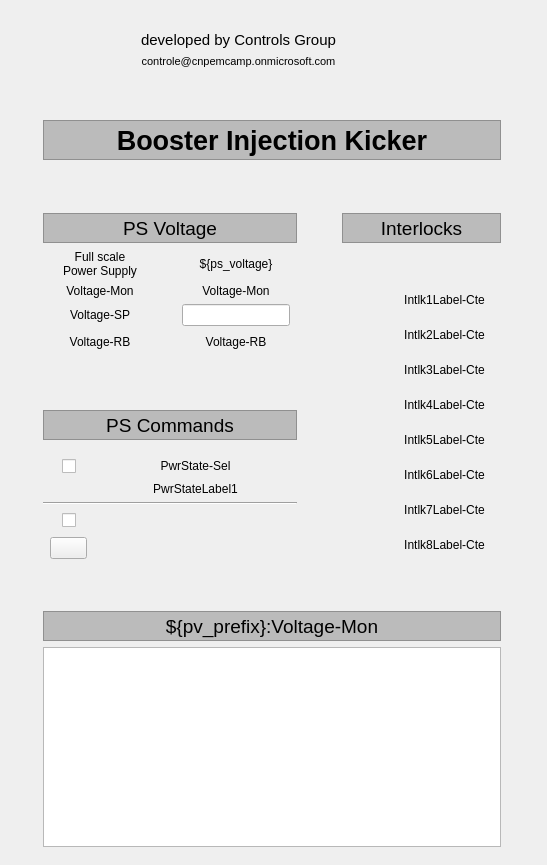
This is software/pydm/displays/kicker.ui in lnls-sirius/SPIxCONV as Qt 5 draws it before an edit. The edited form follows.
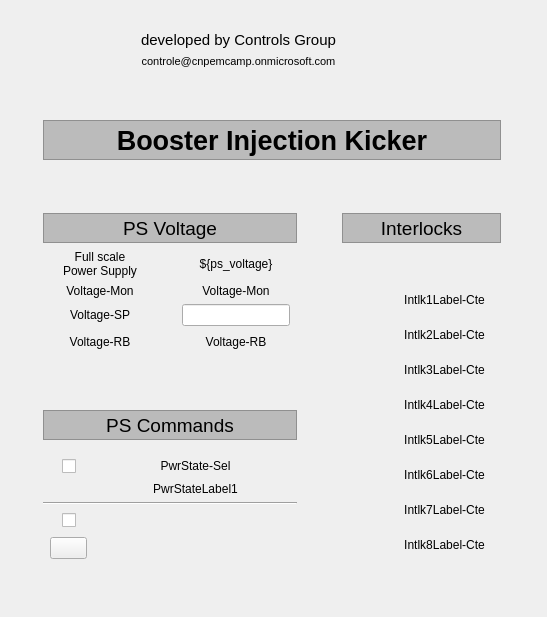
This is the edited form. Icons and pictures are not drawn. Custom widgets are drawn as their Qt base class.

Commit message: graphs for Voltage-Mon deleted

Patch:
```diff
--- a/software/pydm/displays/kicker.ui
+++ b/software/pydm/displays/kicker.ui
@@ -7,7 +7,7 @@
     <x>0</x>
     <y>0</y>
     <width>547</width>
-    <height>865</height>
+    <height>617</height>
    </rect>
   </property>
   <property name="windowTitle">
@@ -19,7 +19,7 @@
      <x>10</x>
      <y>20</y>
      <width>524</width>
-     <height>827</height>
+     <height>585</height>
     </rect>
    </property>
    <layout class="QGridLayout" name="gridLayout_5">
@@ -1865,455 +1865,6 @@
       </item>
      </layout>
     </item>
-    <item row="8" column="1" colspan="3">
-     <widget class="QLabel" name="label_314">
-      <property name="minimumSize">
-       <size>
-        <width>0</width>
-        <height>30</height>
-       </size>
-      </property>
-      <property name="maximumSize">
-       <size>
-        <width>16777215</width>
-        <height>30</height>
-       </size>
-      </property>
-      <property name="palette">
-       <palette>
-        <active>
-         <colorrole role="WindowText">
-          <brush brushstyle="SolidPattern">
-           <color alpha="255">
-            <red>0</red>
-            <green>0</green>
-            <blue>0</blue>
-           </color>
-          </brush>
-         </colorrole>
-         <colorrole role="Button">
-          <brush brushstyle="SolidPattern">
-           <color alpha="255">
-            <red>187</red>
-            <green>187</green>
-            <blue>187</blue>
-           </color>
-          </brush>
-         </colorrole>
-         <colorrole role="Light">
-          <brush brushstyle="SolidPattern">
-           <color alpha="255">
-            <red>255</red>
-            <green>255</green>
-            <blue>255</blue>
-           </color>
-          </brush>
-         </colorrole>
-         <colorrole role="Midlight">
-          <brush brushstyle="SolidPattern">
-           <color alpha="255">
-            <red>221</red>
-            <green>221</green>
-            <blue>221</blue>
-           </color>
-          </brush>
-         </colorrole>
-         <colorrole role="Dark">
-          <brush brushstyle="SolidPattern">
-           <color alpha="255">
-            <red>93</red>
-            <green>93</green>
-            <blue>93</blue>
-           </color>
-          </brush>
-         </colorrole>
-         <colorrole role="Mid">
-          <brush brushstyle="SolidPattern">
-           <color alpha="255">
-            <red>125</red>
-            <green>125</green>
-            <blue>125</blue>
-           </color>
-          </brush>
-         </colorrole>
-         <colorrole role="Text">
-          <brush brushstyle="SolidPattern">
-           <color alpha="255">
-            <red>0</red>
-            <green>0</green>
-            <blue>0</blue>
-           </color>
-          </brush>
-         </colorrole>
-         <colorrole role="BrightText">
-          <brush brushstyle="SolidPattern">
-           <color alpha="255">
-            <red>255</red>
-            <green>255</green>
-            <blue>255</blue>
-           </color>
-          </brush>
-         </colorrole>
-         <colorrole role="ButtonText">
-          <brush brushstyle="SolidPattern">
-           <color alpha="255">
-            <red>0</red>
-            <green>0</green>
-            <blue>0</blue>
-           </color>
-          </brush>
-         </colorrole>
-         <colorrole role="Base">
-          <brush brushstyle="SolidPattern">
-           <color alpha="255">
-            <red>255</red>
-            <green>255</green>
-            <blue>255</blue>
-           </color>
-          </brush>
-         </colorrole>
-         <colorrole role="Window">
-          <brush brushstyle="SolidPattern">
-           <color alpha="255">
-            <red>187</red>
-            <green>187</green>
-            <blue>187</blue>
-           </color>
-          </brush>
-         </colorrole>
-         <colorrole role="Shadow">
-          <brush brushstyle="SolidPattern">
-           <color alpha="255">
-            <red>0</red>
-            <green>0</green>
-            <blue>0</blue>
-           </color>
-          </brush>
-         </colorrole>
-         <colorrole role="AlternateBase">
-          <brush brushstyle="SolidPattern">
-           <color alpha="255">
-            <red>221</red>
-            <green>221</green>
-            <blue>221</blue>
-           </color>
-          </brush>
-         </colorrole>
-         <colorrole role="ToolTipBase">
-          <brush brushstyle="SolidPattern">
-           <color alpha="255">
-            <red>255</red>
-            <green>255</green>
-            <blue>220</blue>
-           </color>
-          </brush>
-         </colorrole>
-         <colorrole role="ToolTipText">
-          <brush brushstyle="SolidPattern">
-           <color alpha="255">
-            <red>0</red>
-            <green>0</green>
-            <blue>0</blue>
-           </color>
-          </brush>
-         </colorrole>
-        </active>
-        <inactive>
-         <colorrole role="WindowText">
-          <brush brushstyle="SolidPattern">
-           <color alpha="255">
-            <red>0</red>
-            <green>0</green>
-            <blue>0</blue>
-           </color>
-          </brush>
-         </colorrole>
-         <colorrole role="Button">
-          <brush brushstyle="SolidPattern">
-           <color alpha="255">
-            <red>187</red>
-            <green>187</green>
-            <blue>187</blue>
-           </color>
-          </brush>
-         </colorrole>
-         <colorrole role="Light">
-          <brush brushstyle="SolidPattern">
-           <color alpha="255">
-            <red>255</red>
-            <green>255</green>
-            <blue>255</blue>
-           </color>
-          </brush>
-         </colorrole>
-         <colorrole role="Midlight">
-          <brush brushstyle="SolidPattern">
-           <color alpha="255">
-            <red>221</red>
-            <green>221</green>
-            <blue>221</blue>
-           </color>
-          </brush>
-         </colorrole>
-         <colorrole role="Dark">
-          <brush brushstyle="SolidPattern">
-           <color alpha="255">
-            <red>93</red>
-            <green>93</green>
-            <blue>93</blue>
-           </color>
-          </brush>
-         </colorrole>
-         <colorrole role="Mid">
-          <brush brushstyle="SolidPattern">
-           <color alpha="255">
-            <red>125</red>
-            <green>125</green>
-            <blue>125</blue>
-           </color>
-          </brush>
-         </colorrole>
-         <colorrole role="Text">
-          <brush brushstyle="SolidPattern">
-           <color alpha="255">
-            <red>0</red>
-            <green>0</green>
-            <blue>0</blue>
-           </color>
-          </brush>
-         </colorrole>
-         <colorrole role="BrightText">
-          <brush brushstyle="SolidPattern">
-           <color alpha="255">
-            <red>255</red>
-            <green>255</green>
-            <blue>255</blue>
-           </color>
-          </brush>
-         </colorrole>
-         <colorrole role="ButtonText">
-          <brush brushstyle="SolidPattern">
-           <color alpha="255">
-            <red>0</red>
-            <green>0</green>
-            <blue>0</blue>
-           </color>
-          </brush>
-         </colorrole>
-         <colorrole role="Base">
-          <brush brushstyle="SolidPattern">
-           <color alpha="255">
-            <red>255</red>
-            <green>255</green>
-            <blue>255</blue>
-           </color>
-          </brush>
-         </colorrole>
-         <colorrole role="Window">
-          <brush brushstyle="SolidPattern">
-           <color alpha="255">
-            <red>187</red>
-            <green>187</green>
-            <blue>187</blue>
-           </color>
-          </brush>
-         </colorrole>
-         <colorrole role="Shadow">
-          <brush brushstyle="SolidPattern">
-           <color alpha="255">
-            <red>0</red>
-            <green>0</green>
-            <blue>0</blue>
-           </color>
-          </brush>
-         </colorrole>
-         <colorrole role="AlternateBase">
-          <brush brushstyle="SolidPattern">
-           <color alpha="255">
-            <red>221</red>
-            <green>221</green>
-            <blue>221</blue>
-           </color>
-          </brush>
-         </colorrole>
-         <colorrole role="ToolTipBase">
-          <brush brushstyle="SolidPattern">
-           <color alpha="255">
-            <red>255</red>
-            <green>255</green>
-            <blue>220</blue>
-           </color>
-          </brush>
-         </colorrole>
-         <colorrole role="ToolTipText">
-          <brush brushstyle="SolidPattern">
-           <color alpha="255">
-            <red>0</red>
-            <green>0</green>
-            <blue>0</blue>
-           </color>
-          </brush>
-         </colorrole>
-        </inactive>
-        <disabled>
-         <colorrole role="WindowText">
-          <brush brushstyle="SolidPattern">
-           <color alpha="255">
-            <red>93</red>
-            <green>93</green>
-            <blue>93</blue>
-           </color>
-          </brush>
-         </colorrole>
-         <colorrole role="Button">
-          <brush brushstyle="SolidPattern">
-           <color alpha="255">
-            <red>187</red>
-            <green>187</green>
-            <blue>187</blue>
-           </color>
-          </brush>
-         </colorrole>
-         <colorrole role="Light">
-          <brush brushstyle="SolidPattern">
-           <color alpha="255">
-            <red>255</red>
-            <green>255</green>
-            <blue>255</blue>
-           </color>
-          </brush>
-         </colorrole>
-         <colorrole role="Midlight">
-          <brush brushstyle="SolidPattern">
-           <color alpha="255">
-            <red>221</red>
-            <green>221</green>
-            <blue>221</blue>
-           </color>
-          </brush>
-         </colorrole>
-         <colorrole role="Dark">
-          <brush brushstyle="SolidPattern">
-           <color alpha="255">
-            <red>93</red>
-            <green>93</green>
-            <blue>93</blue>
-           </color>
-          </brush>
-         </colorrole>
-         <colorrole role="Mid">
-          <brush brushstyle="SolidPattern">
-           <color alpha="255">
-            <red>125</red>
-            <green>125</green>
-            <blue>125</blue>
-           </color>
-          </brush>
-         </colorrole>
-         <colorrole role="Text">
-          <brush brushstyle="SolidPattern">
-           <color alpha="255">
-            <red>93</red>
-            <green>93</green>
-            <blue>93</blue>
-           </color>
-          </brush>
-         </colorrole>
-         <colorrole role="BrightText">
-          <brush brushstyle="SolidPattern">
-           <color alpha="255">
-            <red>255</red>
-            <green>255</green>
-            <blue>255</blue>
-           </color>
-          </brush>
-         </colorrole>
-         <colorrole role="ButtonText">
-          <brush brushstyle="SolidPattern">
-           <color alpha="255">
-            <red>93</red>
-            <green>93</green>
-            <blue>93</blue>
-           </color>
-          </brush>
-         </colorrole>
-         <colorrole role="Base">
-          <brush brushstyle="SolidPattern">
-           <color alpha="255">
-            <red>187</red>
-            <green>187</green>
-            <blue>187</blue>
-           </color>
-          </brush>
-         </colorrole>
-         <colorrole role="Window">
-          <brush brushstyle="SolidPattern">
-           <color alpha="255">
-            <red>187</red>
-            <green>187</green>
-            <blue>187</blue>
-           </color>
-          </brush>
-         </colorrole>
-         <colorrole role="Shadow">
-          <brush brushstyle="SolidPattern">
-           <color alpha="255">
-            <red>0</red>
-            <green>0</green>
-            <blue>0</blue>
-           </color>
-          </brush>
-         </colorrole>
-         <colorrole role="AlternateBase">
-          <brush brushstyle="SolidPattern">
-           <color alpha="255">
-            <red>187</red>
-            <green>187</green>
-            <blue>187</blue>
-           </color>
-          </brush>
-         </colorrole>
-         <colorrole role="ToolTipBase">
-          <brush brushstyle="SolidPattern">
-           <color alpha="255">
-            <red>255</red>
-            <green>255</green>
-            <blue>220</blue>
-           </color>
-          </brush>
-         </colorrole>
-         <colorrole role="ToolTipText">
-          <brush brushstyle="SolidPattern">
-           <color alpha="255">
-            <red>0</red>
-            <green>0</green>
-            <blue>0</blue>
-           </color>
-          </brush>
-         </colorrole>
-        </disabled>
-       </palette>
-      </property>
-      <property name="font">
-       <font>
-        <family>Cantarell</family>
-        <pointsize>14</pointsize>
-       </font>
-      </property>
-      <property name="autoFillBackground">
-       <bool>true</bool>
-      </property>
-      <property name="frameShape">
-       <enum>QFrame::StyledPanel</enum>
-      </property>
-      <property name="text">
-       <string>${pv_prefix}:Voltage-Mon</string>
-      </property>
-      <property name="alignment">
-       <set>Qt::AlignCenter</set>
-      </property>
-     </widget>
-    </item>
     <item row="4" column="4">
      <spacer name="horizontalSpacer_18">
       <property name="orientation">
@@ -3700,63 +3251,6 @@
       </item>
      </layout>
     </item>
-    <item row="9" column="1" colspan="3">
-     <widget class="PyDMTimePlot" name="PyDMTimePlot">
-      <property name="minimumSize">
-       <size>
-        <width>100</width>
-        <height>200</height>
-       </size>
-      </property>
-      <property name="toolTip">
-       <string/>
-      </property>
-      <property name="showXGrid">
-       <bool>true</bool>
-      </property>
-      <property name="showYGrid">
-       <bool>true</bool>
-      </property>
-      <property name="showLegend">
-       <bool>false</bool>
-      </property>
-      <property name="mouseEnabledX" stdset="0">
-       <bool>false</bool>
-      </property>
-      <property name="mouseEnabledY" stdset="0">
-       <bool>false</bool>
-      </property>
-      <property name="maxRedrawRate" stdset="0">
-       <number>30</number>
-      </property>
-      <property name="curves">
-       <stringlist>
-        <string>{&quot;channel&quot;: &quot;ca://${pv_prefix}:Voltage-Mon&quot;, &quot;name&quot;: &quot;${pv_prefix}:Voltage-Mon&quot;, &quot;color&quot;: &quot;white&quot;, &quot;lineStyle&quot;: 1, &quot;lineWidth&quot;: 1, &quot;symbol&quot;: null, &quot;symbolSize&quot;: 10}</string>
-       </stringlist>
-      </property>
-      <property name="bufferSize">
-       <number>5000</number>
-      </property>
-      <property name="updatesAsynchronously">
-       <bool>true</bool>
-      </property>
-      <property name="timeSpan">
-       <double>5.000000000000000</double>
-      </property>
-      <property name="updateInterval">
-       <double>0.001000000000000</double>
-      </property>
-      <property name="autoRangeY">
-       <bool>true</bool>
-      </property>
-      <property name="minYRange">
-       <double>0.000000000000000</double>
-      </property>
-      <property name="maxYRange">
-       <double>1.000000000000000</double>
-      </property>
-     </widget>
-    </item>
     <item row="7" column="1">
      <spacer name="verticalSpacer_7">
       <property name="orientation">
@@ -3801,9 +3295,19 @@
  </widget>
  <customwidgets>
   <customwidget>
-   <class>PyDMTimePlot</class>
-   <extends>QGraphicsView</extends>
-   <header>pydm.widgets.timeplot</header>
+   <class>PyDMCheckbox</class>
+   <extends>QCheckBox</extends>
+   <header>pydm.widgets.checkbox</header>
+  </customwidget>
+  <customwidget>
+   <class>PyDMPushButton</class>
+   <extends>QPushButton</extends>
+   <header>pydm.widgets.pushbutton</header>
+  </customwidget>
+  <customwidget>
+   <class>PyDMByteIndicator</class>
+   <extends>QWidget</extends>
+   <header>pydm.widgets.byte</header>
   </customwidget>
   <customwidget>
    <class>PyDMLabel</class>
@@ -3815,21 +3319,6 @@
    <extends>QLineEdit</extends>
    <header>pydm.widgets.line_edit</header>
   </customwidget>
-  <customwidget>
-   <class>PyDMByteIndicator</class>
-   <extends>QWidget</extends>
-   <header>pydm.widgets.byte</header>
-  </customwidget>
-  <customwidget>
-   <class>PyDMPushButton</class>
-   <extends>QPushButton</extends>
-   <header>pydm.widgets.pushbutton</header>
-  </customwidget>
-  <customwidget>
-   <class>PyDMCheckbox</class>
-   <extends>QCheckBox</extends>
-   <header>pydm.widgets.checkbox</header>
-  </customwidget>
  </customwidgets>
  <resources>
   <include location="../images/logo.qrc"/>
```
Left out of the diff: 2 changed lines with no effect on the pictures. The commit also changes 2 other files.
